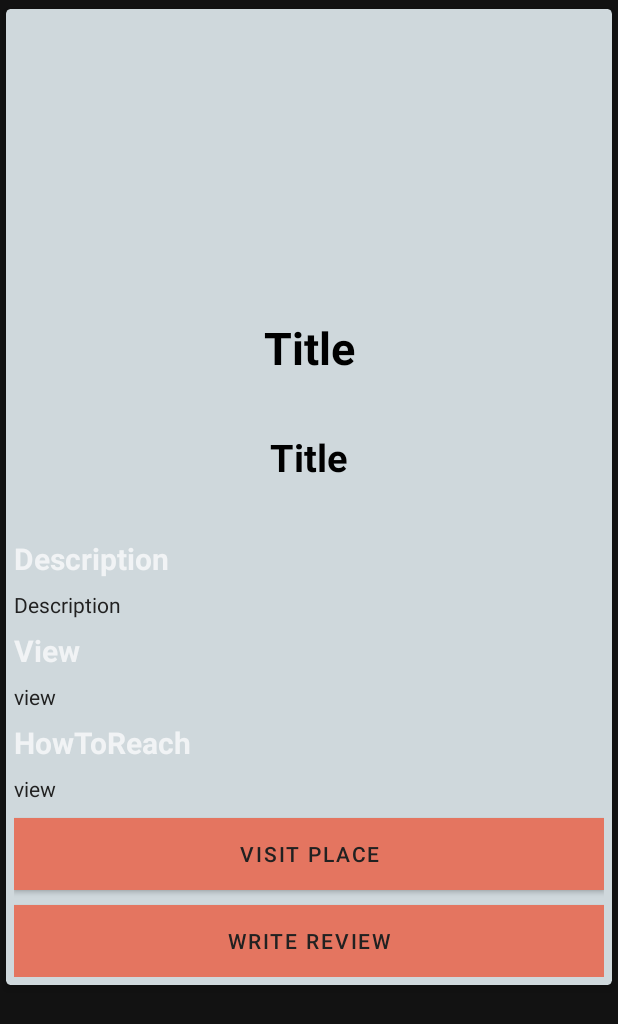
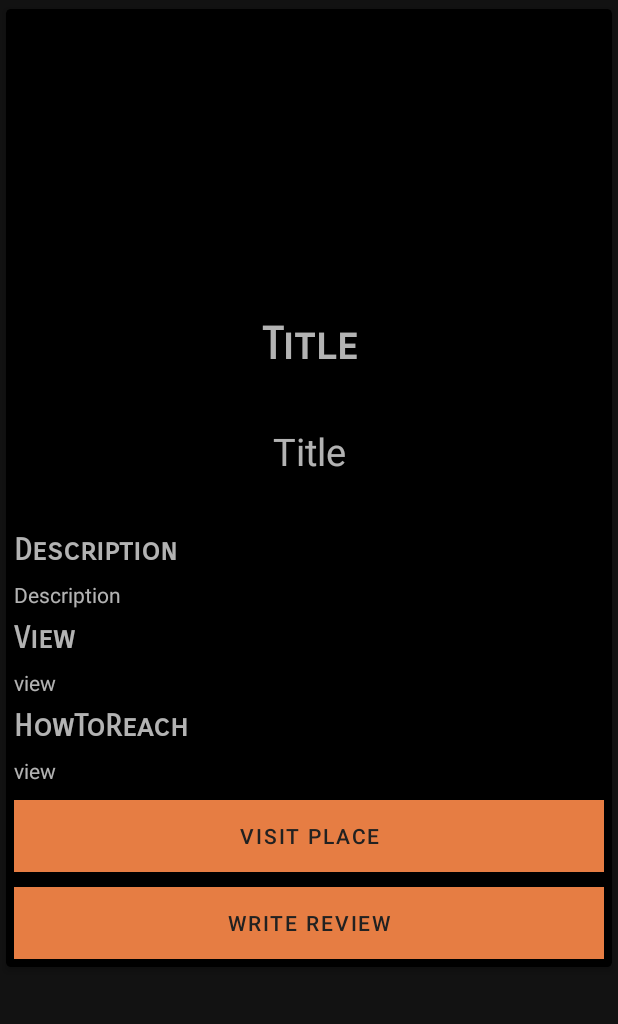
Before and after one commit to rohit05gupta/Turistas, an Android app: the layout placedetail.xml on its own in the app's theme, with its tools: preview values and no code run, on a phone screen of 412 x 824 dp. Shown: the top 1024 px of the screen. Run offline under Robolectric (Android 15) with nearby library versions, the phone set to English and light mode, and no system bars.

Commit message:
UI modified

```diff
--- a/app/src/main/res/layout/placedetail.xml
+++ b/app/src/main/res/layout/placedetail.xml
@@ -5,7 +5,7 @@
     android:orientation="vertical"
     android:layout_width="match_parent"
     android:layout_height="wrap_content"
-    app:cardBackgroundColor="#cfd8dc"
+    app:cardBackgroundColor="#000"
     app:cardCornerRadius="3dp"
     app:cardElevation="3dp"
     app:contentPadding="5dp"
@@ -13,7 +13,8 @@
     <LinearLayout
         android:layout_width="match_parent"
         android:layout_height="wrap_content"
-        android:orientation="vertical">
+        android:orientation="vertical"
+        android:background="#000">
 
         <ImageView
             android:layout_width="match_parent"
@@ -26,25 +27,25 @@
             android:layout_width="match_parent"
             android:layout_height="wrap_content"
             android:orientation="vertical"
-            android:background="#cfd8dc">
+            android:background="#000">
             <TextView
                 android:id="@+id/name"
                 android:layout_width="match_parent"
                 android:layout_height="wrap_content"
                 android:text="Title\n"
-                android:textColor="#000"
                 android:textSize="30sp"
                 android:textStyle="bold"
-                android:textAlignment="center"/>
+                android:textAlignment="center"
+                android:fontFamily="sans-serif-smallcaps"/>
             <TextView
                 android:id="@+id/specification"
                 android:layout_width="match_parent"
                 android:layout_height="wrap_content"
                 android:text="Title\n"
-                android:textColor="#000"
                 android:textSize="25sp"
                 android:textStyle="bold"
-                android:textAlignment="center"/>
+                android:textAlignment="center"
+                android:fontFamily="sans-serif-thin"/>
             <TextView
                 android:layout_marginTop="7dp"
                 android:textSize="20dp"
@@ -52,14 +53,14 @@
                 android:layout_height="wrap_content"
                 android:layout_width="wrap_content"
                 android:text="Description"
-                android:textStyle="bold" />
+                android:textStyle="bold"
+                android:fontFamily="sans-serif-smallcaps"/>
             <TextView
                 android:layout_marginTop="7dp"
                 android:id="@+id/description"
                 android:layout_height="wrap_content"
                 android:layout_width="wrap_content"
-                android:text="Description"
-                android:textColor="#212121"/>
+                android:text="Description"/>
 
             <TextView
                 android:layout_marginTop="7dp"
@@ -68,14 +69,14 @@
                 android:layout_height="wrap_content"
                 android:layout_width="wrap_content"
                 android:text="View"
-                android:textStyle="bold" />
+                android:textStyle="bold"
+                android:fontFamily="sans-serif-smallcaps"/>
             <TextView
                 android:layout_marginTop="7dp"
                 android:id="@+id/view"
                 android:layout_height="wrap_content"
                 android:layout_width="wrap_content"
-                android:text="view"
-                android:textColor="#212121"/>
+                android:text="view"/>
 
             <TextView
                 android:layout_marginTop="7dp"
@@ -84,14 +85,14 @@
                 android:layout_height="wrap_content"
                 android:layout_width="wrap_content"
                 android:text="HowToReach"
-                android:textStyle="bold" />
+                android:textStyle="bold"
+                android:fontFamily="sans-serif-smallcaps"/>
             <TextView
                 android:layout_marginTop="7dp"
                 android:id="@+id/reach"
                 android:layout_height="wrap_content"
                 android:layout_width="wrap_content"
-                android:text="view"
-                android:textColor="#212121"/>
+                android:text="view"/>
             <Button
                 android:layout_marginTop="10dp"
                 android:id="@+id/visit"
--- a/app/src/main/res/values/colors.xml
+++ b/app/src/main/res/values/colors.xml
@@ -1,6 +1,6 @@
 <?xml version="1.0" encoding="utf-8"?>
 <resources>
-    <color name="colorPrimary">#E47560</color>
+    <color name="colorPrimary">#E67D43</color>
 
     <color name="colorPrimarylighten1">#29b6f6</color>
     <color name="colorPrimarylighten2">#4fc3f7</color>
@@ -23,4 +23,5 @@
     <color name="c1">#65c69d</color>
     <color name="c2">#666f78</color>
     <color name="c3">#353e47</color>
+    <color name="card_view_color">#f5f5f5</color>
 </resources>
```
Also changed, not shown: app/src/main/res/layout/row.xml (+10 -9 lines).
